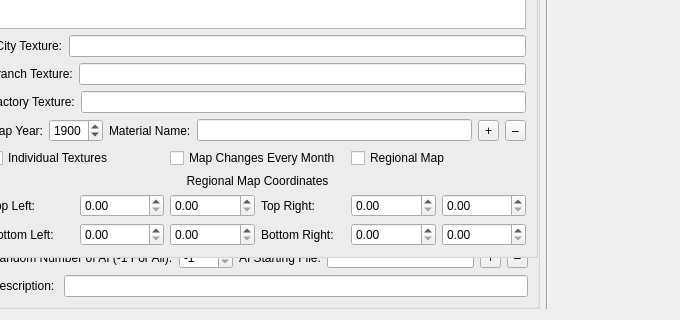
Old version of the form MapDataTool.ui in the repository gearcity/GearCity_ModTools; both pictures show x 600 to 1280 and y 453 to 773 of the 1280 by 773 pixel window.
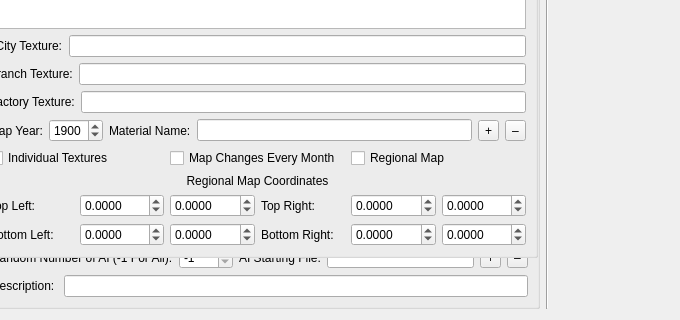
New version of the form. Icons and pictures are not drawn.

Patch:
```diff
--- a/MapDataTool.ui
+++ b/MapDataTool.ui
@@ -933,10 +933,30 @@
          </widget>
         </item>
         <item>
-         <widget class="QDoubleSpinBox" name="spinBox_RegionalCoords_TL_Lat"/>
+         <widget class="QDoubleSpinBox" name="spinBox_RegionalCoords_TL_Lat">
+          <property name="decimals">
+           <number>4</number>
+          </property>
+          <property name="minimum">
+           <double>-90.000000000000000</double>
+          </property>
+          <property name="maximum">
+           <double>90.000000000000000</double>
+          </property>
+         </widget>
         </item>
         <item>
-         <widget class="QDoubleSpinBox" name="spinBox_RegionalCoords_TL_Long"/>
+         <widget class="QDoubleSpinBox" name="spinBox_RegionalCoords_TL_Long">
+          <property name="decimals">
+           <number>4</number>
+          </property>
+          <property name="minimum">
+           <double>-180.000000000000000</double>
+          </property>
+          <property name="maximum">
+           <double>180.000000000000000</double>
+          </property>
+         </widget>
         </item>
         <item>
          <widget class="QLabel" name="label_regional_topright">
@@ -946,10 +966,30 @@
          </widget>
         </item>
         <item>
-         <widget class="QDoubleSpinBox" name="spinBox_RegionalCoords_TR_Lat"/>
+         <widget class="QDoubleSpinBox" name="spinBox_RegionalCoords_TR_Lat">
+          <property name="decimals">
+           <number>4</number>
+          </property>
+          <property name="minimum">
+           <double>-90.000000000000000</double>
+          </property>
+          <property name="maximum">
+           <double>90.000000000000000</double>
+          </property>
+         </widget>
         </item>
         <item>
-         <widget class="QDoubleSpinBox" name="spinBox_RegionalCoords_TR_Long"/>
+         <widget class="QDoubleSpinBox" name="spinBox_RegionalCoords_TR_Long">
+          <property name="decimals">
+           <number>4</number>
+          </property>
+          <property name="minimum">
+           <double>-180.000000000000000</double>
+          </property>
+          <property name="maximum">
+           <double>180.000000000000000</double>
+          </property>
+         </widget>
         </item>
        </layout>
       </item>
@@ -963,10 +1003,30 @@
          </widget>
         </item>
         <item>
-         <widget class="QDoubleSpinBox" name="spinBox_RegionalCoords_BL_Lat"/>
+         <widget class="QDoubleSpinBox" name="spinBox_RegionalCoords_BL_Lat">
+          <property name="decimals">
+           <number>4</number>
+          </property>
+          <property name="minimum">
+           <double>-90.000000000000000</double>
+          </property>
+          <property name="maximum">
+           <double>90.000000000000000</double>
+          </property>
+         </widget>
         </item>
         <item>
-         <widget class="QDoubleSpinBox" name="spinBox_RegionalCoords_BL_Long"/>
+         <widget class="QDoubleSpinBox" name="spinBox_RegionalCoords_BL_Long">
+          <property name="decimals">
+           <number>4</number>
+          </property>
+          <property name="minimum">
+           <double>-180.000000000000000</double>
+          </property>
+          <property name="maximum">
+           <double>180.000000000000000</double>
+          </property>
+         </widget>
         </item>
         <item>
          <widget class="QLabel" name="label_regional_BottomRight">
@@ -976,10 +1036,30 @@
          </widget>
         </item>
         <item>
-         <widget class="QDoubleSpinBox" name="spinBox_RegionalCoords_BR_Lat"/>
+         <widget class="QDoubleSpinBox" name="spinBox_RegionalCoords_BR_Lat">
+          <property name="decimals">
+           <number>4</number>
+          </property>
+          <property name="minimum">
+           <double>-90.000000000000000</double>
+          </property>
+          <property name="maximum">
+           <double>90.000000000000000</double>
+          </property>
+         </widget>
         </item>
         <item>
-         <widget class="QDoubleSpinBox" name="spinBox_RegionalCoords_BR_Long"/>
+         <widget class="QDoubleSpinBox" name="spinBox_RegionalCoords_BR_Long">
+          <property name="decimals">
+           <number>4</number>
+          </property>
+          <property name="minimum">
+           <double>-180.000000000000000</double>
+          </property>
+          <property name="maximum">
+           <double>180.000000000000000</double>
+          </property>
+         </widget>
         </item>
        </layout>
       </item>
```
